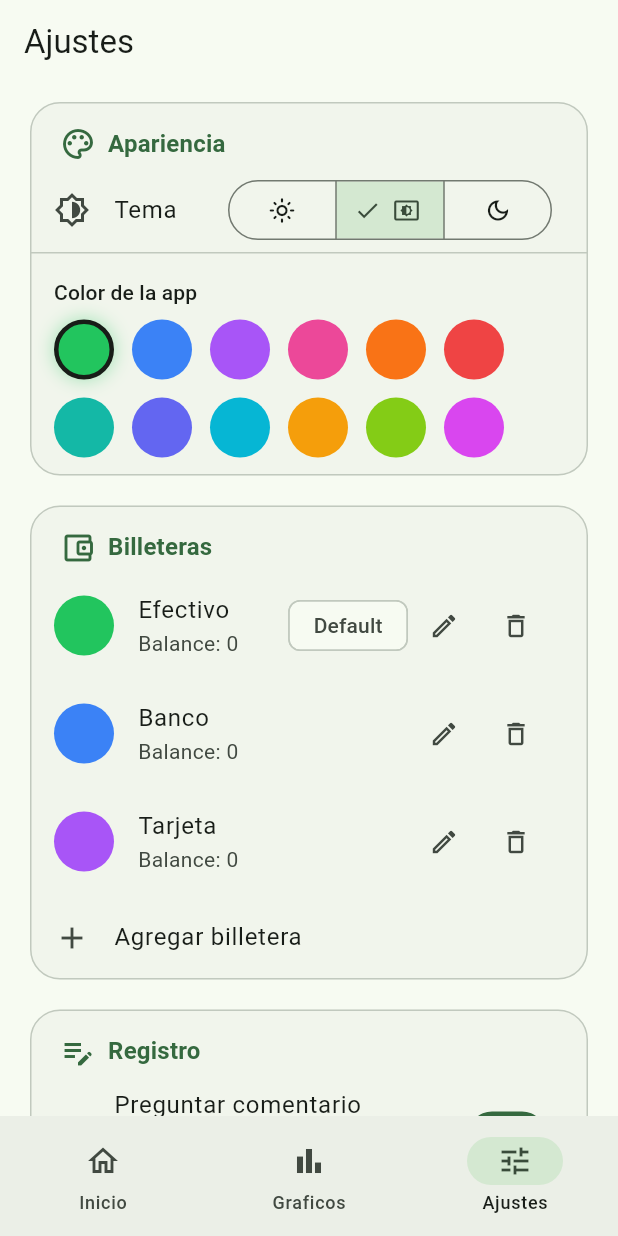
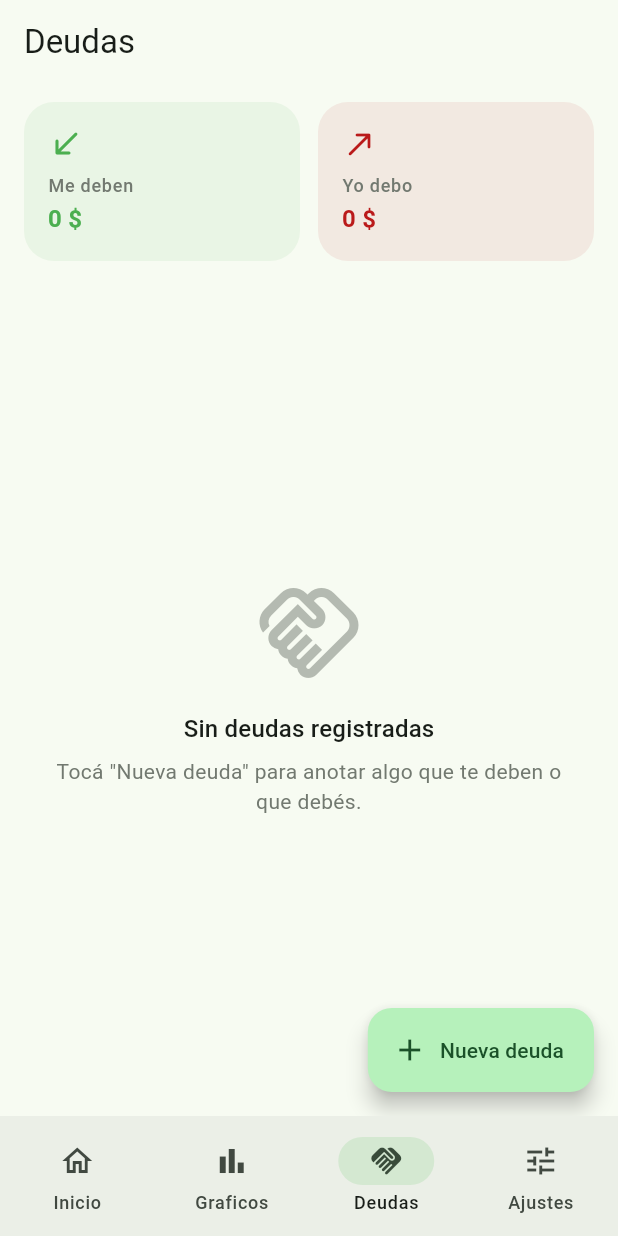
Before and after one commit to SantiagortegaDev/AppGastos, a Flutter app: the screen it shows after launch, item 3 of the bottom bar chosen, on a phone screen of 412 x 824 dp. Run offline on Flutter 3.47's test engine with Material 3 defaults, Android fonts, the phone set to English and light mode, and no system bars; our stand-ins replace fl_chart, flutter_local_notifications, flutter_timezone, share_plus, shared_preferences, timezone; accounts and stored records are empty.

Commit message:
feat: modulo de deudas (me deben / yo debo)
Nuevo tab "Deudas" en la navegación principal:

- lib/models/debt.dart: deuda con persona, monto, pagos parciales,
  dirección (owedToMe/iOwe), fecha límite opcional y nota.
- lib/services/debt_repository.dart: persistencia con shared_preferences,
  totales por dirección.
- lib/screens/debts_screen.dart: resumen "Me deben"/"Yo debo", lista con
  vencimientos, alta desde bottom sheet, registrar pago parcial o marcar
  saldada, eliminar.

Co-Authored-By: Claude Sonnet 5 <noreply@anthropic.com>
Claude-Session: https://claude.ai/code/session_01BDtcvmtagGtaxgj8r1jpj5

```diff
--- a/lib/main.dart
+++ b/lib/main.dart
@@ -2,10 +2,12 @@
 library;
 
 import 'package:flutter/material.dart';
+import 'screens/debts_screen.dart';
 import 'screens/home_screen.dart';
 import 'screens/stats_screen.dart';
 import 'screens/settings_screen.dart';
 import 'screens/search_screen.dart';
+import 'services/debt_repository.dart';
 import 'services/expense_repository.dart';
 import 'services/notification_service.dart';
 import 'services/settings_service.dart';
@@ -17,6 +19,8 @@ void main() async {
   WidgetsFlutterBinding.ensureInitialized();
   final repository = ExpenseRepository();
   await repository.init();
+  final debtRepository = DebtRepository();
+  await debtRepository.init();
   final settingsService = SettingsService();
   await settingsService.init();
   final tileChannel = TileChannel();
@@ -29,6 +33,7 @@ void main() async {
 
   runApp(AppGastosApp(
     repository: repository,
+    debtRepository: debtRepository,
     settingsService: settingsService,
     tileChannel: tileChannel,
   ));
@@ -36,12 +41,14 @@ void main() async {
 
 class AppGastosApp extends StatelessWidget {
   final ExpenseRepository repository;
+  final DebtRepository debtRepository;
   final SettingsService settingsService;
   final TileChannel tileChannel;
 
   const AppGastosApp({
     super.key,
     required this.repository,
+    required this.debtRepository,
     required this.settingsService,
     required this.tileChannel,
   });
@@ -83,6 +90,7 @@ class AppGastosApp extends StatelessWidget {
           },
           home: MainShell(
             repository: repository,
+            debtRepository: debtRepository,
             settingsService: s,
             tileChannel: tileChannel,
           ),
@@ -94,11 +102,13 @@ class AppGastosApp extends StatelessWidget {
 
 class MainShell extends StatefulWidget {
   final ExpenseRepository repository;
+  final DebtRepository debtRepository;
   final SettingsService settingsService;
   final TileChannel tileChannel;
   const MainShell({
     super.key,
     required this.repository,
+    required this.debtRepository,
     required this.settingsService,
     required this.tileChannel,
   });
@@ -125,6 +135,10 @@ class _MainShellState extends State<MainShell> {
             repository: widget.repository,
             settingsService: widget.settingsService,
           ),
+          DebtsScreen(
+            repository: widget.debtRepository,
+            currency: widget.settingsService.settings.currency,
+          ),
           SettingsScreen(settingsService: widget.settingsService),
         ],
       ),
@@ -143,6 +157,11 @@ class _MainShellState extends State<MainShell> {
             label: 'Graficos',
           ),
           NavigationDestination(
+            icon: Icon(Icons.handshake_outlined),
+            selectedIcon: Icon(Icons.handshake),
+            label: 'Deudas',
+          ),
+          NavigationDestination(
             icon: Icon(Icons.tune_outlined),
             selectedIcon: Icon(Icons.tune),
             label: 'Ajustes',
--- /dev/null
+++ b/lib/models/debt.dart
@@ -0,0 +1,94 @@
+/// Modelo de una deuda: dinero que me deben o que yo debo.
+library;
+
+enum DebtDirection {
+  owedToMe('Me deben'),
+  iOwe('Yo debo');
+
+  final String label;
+  const DebtDirection(this.label);
+
+  static DebtDirection fromName(String name) =>
+      values.firstWhere((d) => d.name == name, orElse: () => DebtDirection.owedToMe);
+}
+
+class Debt {
+  final String id;
+  final String person;
+  final double amount;
+  final double paidAmount;
+  final DebtDirection direction;
+  final DateTime createdAt;
+  final DateTime? dueDate;
+  final String note;
+
+  const Debt({
+    required this.id,
+    required this.person,
+    required this.amount,
+    this.paidAmount = 0,
+    required this.direction,
+    required this.createdAt,
+    this.dueDate,
+    this.note = '',
+  });
+
+  factory Debt.create({
+    required String person,
+    required double amount,
+    required DebtDirection direction,
+    DateTime? dueDate,
+    String note = '',
+  }) =>
+      Debt(
+        id: 'debt-${DateTime.now().microsecondsSinceEpoch}',
+        person: person,
+        amount: amount,
+        direction: direction,
+        createdAt: DateTime.now(),
+        dueDate: dueDate,
+        note: note,
+      );
+
+  double get remaining => (amount - paidAmount).clamp(0, amount);
+  bool get isSettled => remaining <= 0;
+  bool get isOverdue => !isSettled && dueDate != null && dueDate!.isBefore(DateTime.now());
+
+  Debt copyWith({double? paidAmount, DateTime? dueDate, String? note}) => Debt(
+        id: id,
+        person: person,
+        amount: amount,
+        paidAmount: paidAmount ?? this.paidAmount,
+        direction: direction,
+        createdAt: createdAt,
+        dueDate: dueDate ?? this.dueDate,
+        note: note ?? this.note,
+      );
+
+  Map<String, dynamic> toJson() => {
+        'id': id,
+        'person': person,
+        'amount': amount,
+        'paidAmount': paidAmount,
+        'direction': direction.name,
+        'createdAt': createdAt.toIso8601String(),
+        if (dueDate != null) 'dueDate': dueDate!.toIso8601String(),
+        if (note.isNotEmpty) 'note': note,
+      };
+
+  factory Debt.fromJson(Map<String, dynamic> json) => Debt(
+        id: json['id'] as String,
+        person: json['person'] as String,
+        amount: (json['amount'] as num).toDouble(),
+        paidAmount: (json['paidAmount'] as num?)?.toDouble() ?? 0,
+        direction: DebtDirection.fromName(json['direction'] as String),
+        createdAt: DateTime.parse(json['createdAt'] as String),
+        dueDate: json['dueDate'] != null ? DateTime.parse(json['dueDate'] as String) : null,
+        note: (json['note'] as String?) ?? '',
+      );
+
+  @override
+  bool operator ==(Object other) => other is Debt && other.id == id;
+  @override
+  int get hashCode => id.hashCode;
+}
--- /dev/null
+++ b/lib/screens/debts_screen.dart
@@ -0,0 +1,327 @@
+/// Pantalla de deudas: lo que me deben y lo que yo debo.
+library;
+
+import 'package:flutter/material.dart';
+import '../models/currency.dart';
+import '../models/debt.dart';
+import '../services/debt_repository.dart';
+import '../utils/formatters.dart';
+
+class DebtsScreen extends StatefulWidget {
+  final DebtRepository repository;
+  final CurrencyInfo currency;
+  const DebtsScreen({super.key, required this.repository, required this.currency});
+
+  @override
+  State<DebtsScreen> createState() => _DebtsScreenState();
+}
+
+class _DebtsScreenState extends State<DebtsScreen> {
+  @override
+  Widget build(BuildContext context) {
+    final theme = Theme.of(context);
+    final cs = theme.colorScheme;
+    return ListenableBuilder(
+      listenable: widget.repository,
+      builder: (context, _) {
+        final debts = widget.repository.all;
+        return Scaffold(
+          appBar: AppBar(title: const Text('Deudas')),
+          body: CustomScrollView(
+            slivers: [
+              SliverToBoxAdapter(child: _buildSummary(theme, cs)),
+              const SliverToBoxAdapter(child: SizedBox(height: 12)),
+              if (debts.isEmpty)
+                SliverFillRemaining(hasScrollBody: false, child: _buildEmpty(theme))
+              else
+                SliverList.builder(
+                  itemCount: debts.length,
+                  itemBuilder: (_, i) => _DebtTile(
+                    debt: debts[i],
+                    currency: widget.currency,
+                    onTap: () => _showDebtOptions(debts[i]),
+                  ),
+                ),
+              const SliverToBoxAdapter(child: SizedBox(height: 80)),
+            ],
+          ),
+          floatingActionButton: FloatingActionButton.extended(
+            onPressed: _addDebt,
+            icon: const Icon(Icons.add),
+            label: const Text('Nueva deuda'),
+          ),
+        );
+      },
+    );
+  }
+
+  Widget _buildSummary(ThemeData theme, ColorScheme cs) {
+    return Padding(
+      padding: const EdgeInsets.fromLTRB(16, 12, 16, 0),
+      child: Row(
+        children: [
+          Expanded(
+            child: _summaryCard(
+              theme, cs,
+              label: 'Me deben',
+              amount: widget.repository.totalOwedToMe,
+              color: Colors.green,
+              icon: Icons.call_received_rounded,
+            ),
+          ),
+          const SizedBox(width: 12),
+          Expanded(
+            child: _summaryCard(
+              theme, cs,
+              label: 'Yo debo',
+              amount: widget.repository.totalIOwe,
+              color: cs.error,
+              icon: Icons.call_made_rounded,
+            ),
+          ),
+        ],
+      ),
+    );
+  }
+
+  Widget _summaryCard(ThemeData theme, ColorScheme cs,
+      {required String label, required double amount, required Color color, required IconData icon}) {
+    return Container(
+      padding: const EdgeInsets.all(16),
+      decoration: BoxDecoration(
+        color: color.withValues(alpha: 0.08),
+        borderRadius: BorderRadius.circular(20),
+      ),
+      child: Column(
+        crossAxisAlignment: CrossAxisAlignment.start,
+        children: [
+          Icon(icon, color: color),
+          const SizedBox(height: 8),
+          Text(label, style: theme.textTheme.labelMedium?.copyWith(color: cs.outline)),
+          const SizedBox(height: 2),
+          Text(formatCurrency(amount, currency: widget.currency),
+              style: theme.textTheme.titleMedium?.copyWith(fontWeight: FontWeight.bold, color: color)),
+        ],
+      ),
+    );
+  }
+
+  Widget _buildEmpty(ThemeData theme) {
+    return Center(
+      child: Padding(
+        padding: const EdgeInsets.all(32),
+        child: Column(
+          mainAxisSize: MainAxisSize.min,
+          children: [
+            Icon(Icons.handshake_outlined, size: 72, color: theme.colorScheme.outline.withValues(alpha: 0.5)),
+            const SizedBox(height: 16),
+            Text('Sin deudas registradas', style: theme.textTheme.titleMedium),
+            const SizedBox(height: 6),
+            Text('Tocá "Nueva deuda" para anotar algo que te deben o que debés.',
+                textAlign: TextAlign.center,
+                style: theme.textTheme.bodyMedium?.copyWith(color: theme.colorScheme.outline)),
+          ],
+        ),
+      ),
+    );
+  }
+
+  Future<void> _addDebt() async {
+    final personCtrl = TextEditingController();
+    final amountCtrl = TextEditingController();
+    final noteCtrl = TextEditingController();
+    DebtDirection direction = DebtDirection.owedToMe;
+    DateTime? dueDate;
+
+    await showModalBottomSheet(
+      context: context,
+      isScrollControlled: true,
+      useSafeArea: true,
+      shape: const RoundedRectangleBorder(borderRadius: BorderRadius.vertical(top: Radius.circular(28))),
+      builder: (ctx) => StatefulBuilder(
+        builder: (ctx, setSt) => Padding(
+          padding: EdgeInsets.only(
+            left: 24, right: 24, top: 20,
+            bottom: 24 + MediaQuery.of(ctx).viewInsets.bottom,
+          ),
+          child: Column(
+            mainAxisSize: MainAxisSize.min,
+            crossAxisAlignment: CrossAxisAlignment.start,
+            children: [
+              Text('Nueva deuda', style: Theme.of(ctx).textTheme.titleLarge?.copyWith(fontWeight: FontWeight.bold)),
+              const SizedBox(height: 16),
+              SegmentedButton<DebtDirection>(
+                segments: const [
+                  ButtonSegment(value: DebtDirection.owedToMe, label: Text('Me deben'), icon: Icon(Icons.call_received_rounded)),
+                  ButtonSegment(value: DebtDirection.iOwe, label: Text('Yo debo'), icon: Icon(Icons.call_made_rounded)),
+                ],
+                selected: {direction},
+                onSelectionChanged: (sel) => setSt(() => direction = sel.first),
+              ),
+              const SizedBox(height: 16),
+              TextField(
+                controller: personCtrl,
+                autofocus: true,
+                decoration: const InputDecoration(labelText: 'Persona', border: OutlineInputBorder(), prefixIcon: Icon(Icons.person_outline)),
+              ),
+              const SizedBox(height: 12),
+              TextField(
+                controller: amountCtrl,
+                keyboardType: const TextInputType.numberWithOptions(decimal: true),
+                decoration: const InputDecoration(labelText: 'Monto', border: OutlineInputBorder(), prefixIcon: Icon(Icons.attach_money)),
+              ),
+              const SizedBox(height: 12),
+              ListTile(
+                contentPadding: EdgeInsets.zero,
+                leading: const Icon(Icons.event_outlined),
+                title: Text(dueDate == null ? 'Sin fecha límite' : 'Vence: ${formatDateShort(dueDate!)}'),
+                trailing: const Icon(Icons.chevron_right),
+                onTap: () async {
+                  final picked = await showDatePicker(
+                    context: ctx,
+                    firstDate: DateTime.now().subtract(const Duration(days: 365)),
+                    lastDate: DateTime.now().add(const Duration(days: 365 * 3)),
+                    initialDate: DateTime.now(),
+                  );
+                  if (picked != null) setSt(() => dueDate = picked);
+                },
+              ),
+              const SizedBox(height: 4),
+              TextField(
+                controller: noteCtrl,
+                decoration: const InputDecoration(labelText: 'Nota (opcional)', border: OutlineInputBorder(), prefixIcon: Icon(Icons.edit_note_outlined)),
+              ),
+              const SizedBox(height: 20),
+              SizedBox(
+                width: double.infinity,
+                child: FilledButton(
+                  onPressed: () {
+                    final person = personCtrl.text.trim();
+                    final amount = double.tryParse(amountCtrl.text.replaceAll(',', '.')) ?? 0;
+                    if (person.isEmpty || amount <= 0) return;
+                    widget.repository.add(Debt.create(
+                      person: person,
+                      amount: amount,
+                      direction: direction,
+                      dueDate: dueDate,
+                      note: noteCtrl.text.trim(),
+                    ));
+                    Navigator.pop(ctx);
+                  },
+                  child: const Text('Guardar'),
+                ),
+              ),
+            ],
+          ),
+        ),
+      ),
+    );
+  }
+
+  Future<void> _showDebtOptions(Debt debt) async {
+    await showModalBottomSheet(
+      context: context,
+      shape: const RoundedRectangleBorder(borderRadius: BorderRadius.vertical(top: Radius.circular(28))),
+      builder: (ctx) => SafeArea(
+        child: Column(
+          mainAxisSize: MainAxisSize.min,
+          children: [
+            ListTile(
+              title: Text(debt.person, style: const TextStyle(fontWeight: FontWeight.bold)),
+              subtitle: Text('${debt.direction.label} · Restante: ${formatCurrency(debt.remaining, currency: widget.currency)}'),
+            ),
+            if (!debt.isSettled)
+              ListTile(
+                leading: const Icon(Icons.check_circle_outline),
+                title: const Text('Registrar pago / marcar saldada'),
+                onTap: () {
+                  Navigator.pop(ctx);
+                  _registerPayment(debt);
+                },
+              ),
+            ListTile(
+              leading: const Icon(Icons.delete_outline),
+              title: const Text('Eliminar'),
+              onTap: () {
+                widget.repository.remove(debt.id);
+                Navigator.pop(ctx);
+              },
+            ),
+          ],
+        ),
+      ),
+    );
+  }
+
+  Future<void> _registerPayment(Debt debt) async {
+    final amountCtrl = TextEditingController(text: debt.remaining.toStringAsFixed(0));
+    await showDialog(
+      context: context,
+      builder: (ctx) => AlertDialog(
+        title: const Text('Registrar pago'),
+        content: TextField(
+          controller: amountCtrl,
+          autofocus: true,
+          keyboardType: const TextInputType.numberWithOptions(decimal: true),
+          decoration: const InputDecoration(labelText: 'Monto pagado', border: OutlineInputBorder(), prefixIcon: Icon(Icons.attach_money)),
+        ),
+        actions: [
+          TextButton(onPressed: () => Navigator.pop(ctx), child: const Text('Cancelar')),
+          FilledButton(
+            onPressed: () {
+              final amount = double.tryParse(amountCtrl.text.replaceAll(',', '.')) ?? 0;
+              if (amount <= 0) return;
+              widget.repository.registerPayment(debt.id, amount);
+              Navigator.pop(ctx);
+            },
+            child: const Text('Guardar'),
+          ),
+        ],
+      ),
+    );
+  }
+}
+
+class _DebtTile extends StatelessWidget {
+  final Debt debt;
+  final CurrencyInfo currency;
+  final VoidCallback onTap;
+  const _DebtTile({required this.debt, required this.currency, required this.onTap});
+
+  @override
+  Widget build(BuildContext context) {
+    final theme = Theme.of(context);
+    final cs = theme.colorScheme;
+    final isOwedToMe = debt.direction == DebtDirection.owedToMe;
+    final color = debt.isSettled ? cs.outline : (isOwedToMe ? Colors.green : cs.error);
+
+    return Padding(
+      padding: const EdgeInsets.fromLTRB(16, 4, 16, 4),
+      child: Card(
+        elevation: 0,
+        shape: RoundedRectangleBorder(
+          borderRadius: BorderRadius.circular(16),
+          side: BorderSide(color: cs.outlineVariant.withValues(alpha: 0.5)),
+        ),
+        child: ListTile(
+          onTap: onTap,
+          leading: CircleAvatar(
+            backgroundColor: color.withValues(alpha: 0.12),
+            child: Icon(isOwedToMe ? Icons.call_received_rounded : Icons.call_made_rounded, color: color),
+          ),
+          title: Text(debt.person, style: TextStyle(decoration: debt.isSettled ? TextDecoration.lineThrough : null)),
+          subtitle: Text(
+            debt.dueDate != null
+                ? '${debt.direction.label} · Vence ${formatDateShort(debt.dueDate!)}'
+                : debt.direction.label,
+            style: TextStyle(color: debt.isOverdue ? cs.error : null),
+          ),
+          trailing: Text(
+            debt.isSettled ? 'Saldada' : formatCurrency(debt.remaining, currency: currency),
+            style: theme.textTheme.titleSmall?.copyWith(fontWeight: FontWeight.bold, color: color),
+          ),
+        ),
+      ),
+    );
+  }
+}
--- /dev/null
+++ b/lib/services/debt_repository.dart
@@ -0,0 +1,73 @@
+/// Repositorio de deudas (persistido con shared_preferences, igual que
+/// ExpenseRepository).
+library;
+
+import 'dart:convert';
+import 'package:flutter/foundation.dart';
+import 'package:shared_preferences/shared_preferences.dart';
+import '../models/debt.dart';
+
+class DebtRepository extends ChangeNotifier {
+  static const String _storageKey = 'appgastos.debts.v1';
+  late final SharedPreferences _prefs;
+  final List<Debt> _debts = [];
+
+  Future<void> init() async {
+    _prefs = await SharedPreferences.getInstance();
+    _loadFromDisk();
+  }
+
+  void _loadFromDisk() {
+    final raw = _prefs.getString(_storageKey);
+    if (raw != null && raw.isNotEmpty) {
+      try {
+        final decoded = jsonDecode(raw) as List<dynamic>;
+        _debts.addAll(decoded.map((d) => Debt.fromJson(d as Map<String, dynamic>)));
+      } catch (_) {}
+    }
+  }
+
+  List<Debt> get all {
+    final sorted = [..._debts]..sort((a, b) {
+        if (a.isSettled != b.isSettled) return a.isSettled ? 1 : -1;
+        final ad = a.dueDate;
+        final bd = b.dueDate;
+        if (ad != null && bd != null) return ad.compareTo(bd);
+        if (ad != null) return -1;
+        if (bd != null) return 1;
+        return b.createdAt.compareTo(a.createdAt);
+      });
+    return List.unmodifiable(sorted);
+  }
+
+  double get totalOwedToMe => _debts
+      .where((d) => d.direction == DebtDirection.owedToMe)
+      .fold(0.0, (s, d) => s + d.remaining);
+
+  double get totalIOwe => _debts
+      .where((d) => d.direction == DebtDirection.iOwe)
+      .fold(0.0, (s, d) => s + d.remaining);
+
+  Future<void> add(Debt debt) async {
+    _debts.add(debt);
+    await _persist();
+  }
+
+  Future<void> registerPayment(String id, double amount) async {
+    final i = _debts.indexWhere((d) => d.id == id);
+    if (i == -1) return;
+    final d = _debts[i];
+    _debts[i] = d.copyWith(paidAmount: (d.paidAmount + amount).clamp(0, d.amount));
+    await _persist();
+  }
+
+  Future<void> remove(String id) async {
+    _debts.removeWhere((d) => d.id == id);
+    await _persist();
+  }
+
+  Future<void> _persist() async {
+    await _prefs.setString(_storageKey, jsonEncode(_debts.map((d) => d.toJson()).toList()));
+    notifyListeners();
+  }
+}
```
